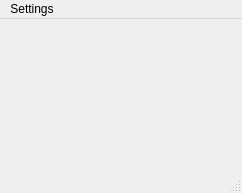
Before: the Qt Designer form layout.ui in jling-NM/timemachine, drawn with Qt 5.
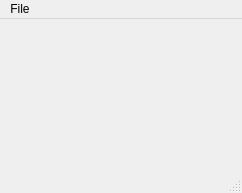
After: the same form once the commit is applied.

```diff
--- a/layout.ui
+++ b/layout.ui
@@ -46,7 +46,7 @@
    </property>
    <widget class="QMenu" name="menuSetting">
     <property name="title">
-     <string>Settings</string>
+     <string>File</string>
     </property>
     <addaction name="actionEdit_Clients"/>
     <addaction name="actionExit"/>
```
Left out of the diff: 9 changed lines with no effect on the pictures.
